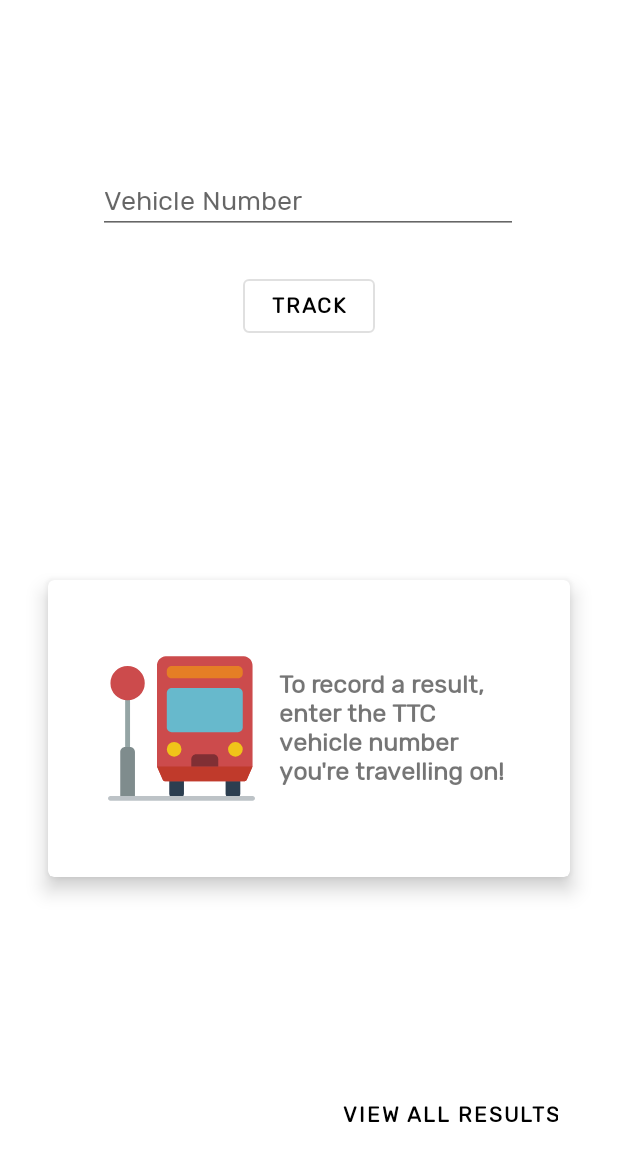
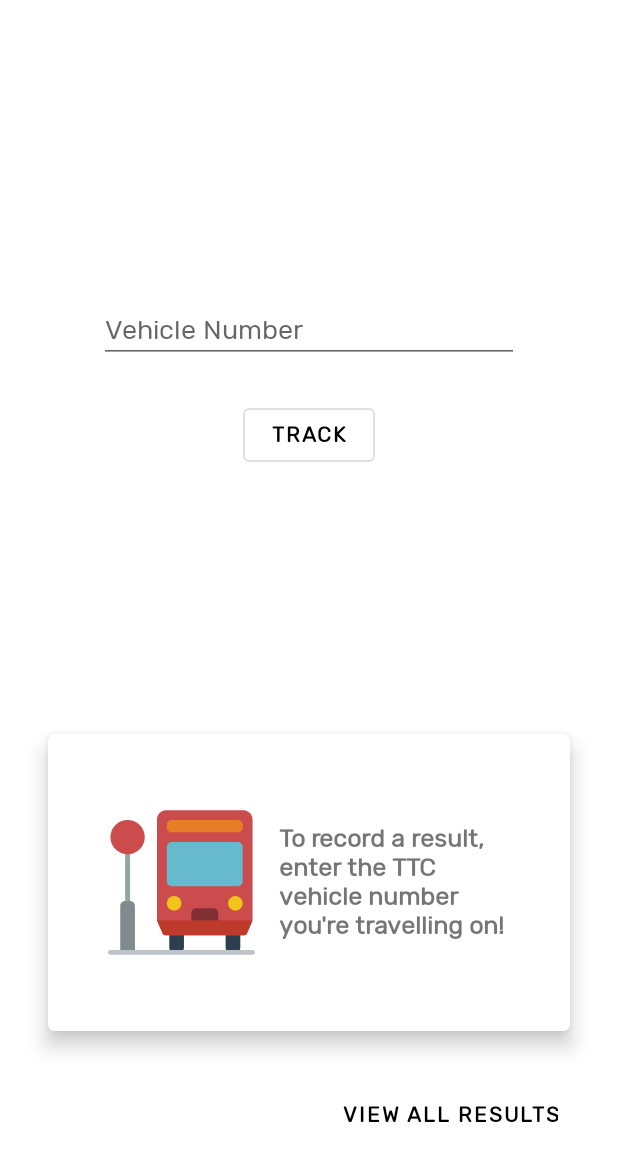
Before and after one commit to voxelpushing/TransitTrack, an Android app: the screen it shows after launch (MainActivity), on a phone screen of 412 x 824 dp, the part 61-1236 px from its top. Run offline under Robolectric (Android 15) with nearby library versions, the phone set to English and light mode, and no system bars; our stand-ins replace RxJava; plain views replace SpinKitView.

Commit message:
Layout cleanup, dependency update

```diff
--- a/app/src/main/java/com/voxelpushing/transittrack/MainActivity.kt
+++ b/app/src/main/java/com/voxelpushing/transittrack/MainActivity.kt
@@ -11,7 +11,7 @@ import android.widget.EditText
 import android.widget.TextView
 import androidx.appcompat.app.AppCompatActivity
 import androidx.lifecycle.Observer
-import androidx.lifecycle.ViewModelProviders
+import androidx.lifecycle.ViewModelProvider
 import com.google.android.material.snackbar.Snackbar
 import com.google.android.material.snackbar.Snackbar.LENGTH_SHORT
 import com.voxelpushing.transittrack.models.ResponseState
@@ -27,17 +27,18 @@ class MainActivity : AppCompatActivity() {
         setContentView(R.layout.activity_main)
 
         // Update UI when results are fetched
-        val model = ViewModelProviders.of(this).get(TrackingViewModel::class.java)
+        val model = ViewModelProvider(this).get(TrackingViewModel::class.java)
         model.getStatus().observe(this, Observer { data ->
             when (data.responseState) {
                 ResponseState.SUCCESS -> data.vehicleStatus?.let {
                     findViewById<View>(R.id.loadingIndicator).visibility = View.GONE
-                    updateCard(it)
+                    updateResultCard(it)
                 }
                 ResponseState.ERROR -> {
                     findViewById<View>(R.id.loadingIndicator).visibility = View.GONE
                     findViewById<View>(R.id.statusDisplay).visibility = View.GONE
-                    Snackbar.make(findViewById(R.id.track_button), R.string.error, LENGTH_SHORT).show()
+                    Snackbar.make(findViewById(R.id.track_button), R.string.error, LENGTH_SHORT)
+                        .show()
                     findViewById<View>(R.id.emptyResult).visibility = View.VISIBLE
                 }
                 ResponseState.LOADING -> {
@@ -81,7 +82,7 @@ class MainActivity : AppCompatActivity() {
         }
     }
 
-    private fun updateCard(vehicleStatus: VehicleStatus) {
+    private fun updateResultCard(vehicleStatus: VehicleStatus) {
         findViewById<View>(R.id.statusDisplay)?.visibility = View.VISIBLE
 
         findViewById<TextView>(R.id.vehicle_number)?.text =
@@ -109,10 +110,7 @@ class MainActivity : AppCompatActivity() {
 
     private fun hideKeyboard() {
         val imm = getSystemService(Activity.INPUT_METHOD_SERVICE) as? InputMethodManager
-        var view = currentFocus
-        if (view == null) {
-            view = View(this)
-        }
+        val view = currentFocus ?: View(this)
         imm?.hideSoftInputFromWindow(view.windowToken, 0)
     }
 }
--- a/app/src/main/java/com/voxelpushing/transittrack/PastResultsListFragment.kt
+++ b/app/src/main/java/com/voxelpushing/transittrack/PastResultsListFragment.kt
@@ -7,7 +7,7 @@ import android.view.ViewGroup
 import android.widget.TextView
 import androidx.fragment.app.Fragment
 import androidx.lifecycle.Observer
-import androidx.lifecycle.ViewModelProviders
+import androidx.lifecycle.ViewModelProvider
 import androidx.recyclerview.widget.LinearLayoutManager
 import androidx.recyclerview.widget.RecyclerView
 import com.voxelpushing.transittrack.models.VehicleStatus
@@ -22,7 +22,11 @@ class PastResultsListFragment : Fragment() {
     private lateinit var recyclerView: RecyclerView
     private lateinit var listAdapter: VehicleStatusListAdapter
 
-    override fun onCreateView(inflater: LayoutInflater, container: ViewGroup?, savedInstanceState: Bundle?): View? {
+    override fun onCreateView(
+        inflater: LayoutInflater,
+        container: ViewGroup?,
+        savedInstanceState: Bundle?
+    ): View? {
         return inflater.inflate(R.layout.fragment_past_results_list, container, false)
     }
 
@@ -39,7 +43,7 @@ class PastResultsListFragment : Fragment() {
 
     override fun onStart() {
         super.onStart()
-        val model = ViewModelProviders.of(activity!!).get(DatabaseViewModel::class.java)
+        val model = ViewModelProvider(activity!!).get(DatabaseViewModel::class.java)
         model.getAllVehicleResults().observe(this, Observer { data ->
             listAdapter.setData(data)
             view?.findViewById<View>(R.id.recyclerView)?.visibility = View.VISIBLE
@@ -52,7 +56,8 @@ class PastResultsListFragment : Fragment() {
         private var data: List<VehicleStatus>? = null
 
         override fun onCreateViewHolder(parent: ViewGroup, viewType: Int): VehicleStatusViewHolder {
-            val view = LayoutInflater.from(context).inflate(R.layout.list_item_vehicle_result_card, parent, false)
+            val view = LayoutInflater.from(context)
+                .inflate(R.layout.list_item_vehicle_result_card, parent, false)
             return VehicleStatusViewHolder(view)
         }
 
@@ -72,7 +77,8 @@ class PastResultsListFragment : Fragment() {
         }
     }
 
-    private inner class VehicleStatusViewHolder(itemView: View) : RecyclerView.ViewHolder(itemView) {
+    private inner class VehicleStatusViewHolder(itemView: View) :
+        RecyclerView.ViewHolder(itemView) {
 
         private val vehicleNumberTV: TextView = itemView.vehicleNumber
         private val timeTV: TextView = itemView.statusTime
--- a/app/src/main/res/layout/activity_main.xml
+++ b/app/src/main/res/layout/activity_main.xml
@@ -1,7 +1,7 @@
 <?xml version="1.0" encoding="utf-8"?>
-<androidx.constraintlayout.widget.ConstraintLayout
-        xmlns:android="http://schemas.android.com/apk/res/android"
-        xmlns:app="http://schemas.android.com/apk/res-auto" xmlns:tools="http://schemas.android.com/tools"
+<androidx.constraintlayout.widget.ConstraintLayout xmlns:android="http://schemas.android.com/apk/res/android"
+        xmlns:app="http://schemas.android.com/apk/res-auto"
+        xmlns:tools="http://schemas.android.com/tools"
         android:layout_width="match_parent"
         android:layout_height="match_parent"
         android:focusable="true"
@@ -10,123 +10,159 @@
 
     <androidx.appcompat.widget.Toolbar
             android:id="@+id/appBar"
+            style="@style/AppbarTheme"
             android:layout_width="match_parent"
-            style="@style/AppbarTheme"
-            android:layout_height="?attr/actionBarSize" app:layout_constraintStart_toStartOf="parent"
-            app:layout_constraintTop_toTopOf="parent" app:layout_constraintEnd_toEndOf="parent">
+            android:layout_height="?attr/actionBarSize"
+            app:layout_constraintEnd_toEndOf="parent"
+            app:layout_constraintStart_toStartOf="parent"
+            app:layout_constraintTop_toTopOf="parent">
 
     </androidx.appcompat.widget.Toolbar>
 
+    <LinearLayout
+            android:layout_width="wrap_content"
+            android:layout_height="wrap_content"
+            android:orientation="vertical"
+            app:layout_constraintBottom_toTopOf="@+id/materialCardView"
+            app:layout_constraintEnd_toEndOf="parent"
+            app:layout_constraintStart_toStartOf="parent"
+            app:layout_constraintTop_toBottomOf="@+id/appBar">
+
         <EditText
+                android:id="@+id/textInput"
                 android:layout_width="280dp"
                 android:layout_height="wrap_content"
-            android:hint="@string/vehicle_number_hint" app:layout_constraintEnd_toEndOf="parent"
-            android:layout_marginEnd="8dp" app:layout_constraintStart_toStartOf="parent"
-            android:layout_marginStart="8dp" android:layout_marginBottom="8dp"
-            app:layout_constraintBottom_toBottomOf="parent" android:layout_marginTop="8dp"
-            app:layout_constraintTop_toTopOf="parent" android:id="@+id/textInput" android:inputType="number"
-            android:importantForAutofill="no" app:layout_constraintHorizontal_bias="0.495"
-            app:layout_constraintVertical_bias="0.19"/>
+                android:layout_marginStart="8dp"
+                android:layout_marginTop="8dp"
+                android:layout_marginEnd="8dp"
+                android:hint="@string/vehicle_number_hint"
+                android:importantForAutofill="no"
+                android:inputType="number" />
 
         <Button
-            android:text="@string/track"
+                android:id="@+id/track_button"
+                style="@style/PrimaryButtonTheme"
                 android:layout_width="wrap_content"
+                android:layout_gravity="center_horizontal"
                 android:layout_height="wrap_content"
-            style="@style/PrimaryButtonTheme"
-            android:id="@+id/track_button" android:layout_marginTop="24dp"
-            app:layout_constraintTop_toBottomOf="@+id/textInput" app:layout_constraintEnd_toEndOf="parent"
-            android:layout_marginEnd="8dp" app:layout_constraintStart_toStartOf="parent"
-            android:layout_marginStart="8dp"/>
+                android:layout_marginStart="8dp"
+                android:layout_marginTop="24dp"
+                android:layout_marginEnd="8dp"
+                android:text="@string/track" />
 
-    <com.google.android.material.card.MaterialCardView android:layout_width="0dp"
+    </LinearLayout>
+
+    <com.google.android.material.card.MaterialCardView
+            android:id="@+id/materialCardView"
+            android:layout_width="0dp"
             android:layout_height="198dp"
+            android:layout_marginStart="@dimen/mtrl_card_margin"
+            android:layout_marginEnd="@dimen/mtrl_card_margin"
+            android:layout_marginBottom="@dimen/mtrl_card_margin"
+            app:cardElevation="8dp"
+            app:layout_constraintBottom_toTopOf="@+id/viewAllResultsButton"
             app:layout_constraintEnd_toEndOf="parent"
-                                                       android:layout_marginEnd="@dimen/mtrl_card_margin"
-                                                       app:layout_constraintStart_toStartOf="parent"
-                                                       android:layout_marginStart="@dimen/mtrl_card_margin"
-                                                       android:layout_marginTop="@dimen/mtrl_card_margin"
-                                                       app:layout_constraintTop_toBottomOf="@+id/track_button"
-                                                       app:cardElevation="8dp"
-                                                       android:layout_marginBottom="8dp"
-                                                       app:layout_constraintBottom_toTopOf="@+id/viewAllResultsButton">
+            app:layout_constraintStart_toStartOf="parent">
 
-        <androidx.constraintlayout.widget.ConstraintLayout android:layout_width="match_parent"
+        <androidx.constraintlayout.widget.ConstraintLayout
+                android:layout_width="match_parent"
                 android:layout_height="match_parent">
 
             <com.github.ybq.android.spinkit.SpinKitView
-                    xmlns:app="http://schemas.android.com/apk/res-auto"
                     android:id="@+id/loadingIndicator"
                     style="@style/SpinKitView.Pulse"
                     android:layout_width="wrap_content"
                     android:layout_height="wrap_content"
+                    android:layout_gravity="center"
                     android:visibility="gone"
-                    android:layout_gravity="center"
-                    app:SpinKit_Color="@color/colorAccent" app:layout_constraintTop_toTopOf="parent"
-                    app:layout_constraintStart_toStartOf="parent" app:layout_constraintEnd_toEndOf="parent"
-                    app:layout_constraintBottom_toBottomOf="parent"/>
+                    app:SpinKit_Color="@color/colorAccent"
+                    app:layout_constraintBottom_toBottomOf="parent"
+                    app:layout_constraintEnd_toEndOf="parent"
+                    app:layout_constraintStart_toStartOf="parent"
+                    app:layout_constraintTop_toTopOf="parent" />
 
             <LinearLayout
                     android:id="@+id/statusDisplay"
                     android:layout_width="0dp"
                     android:layout_height="0dp"
+                    android:layout_marginStart="16dp"
+                    android:layout_marginTop="16dp"
+                    android:layout_marginEnd="16dp"
+                    android:layout_marginBottom="16dp"
+                    android:orientation="vertical"
                     android:visibility="gone"
-                    android:orientation="vertical" app:layout_constraintStart_toStartOf="parent"
-                    app:layout_constraintTop_toTopOf="parent" app:layout_constraintBottom_toBottomOf="parent"
-                    android:layout_marginBottom="16dp" app:layout_constraintEnd_toEndOf="parent"
-                    android:layout_marginEnd="16dp" android:layout_marginTop="16dp" android:layout_marginStart="16dp">
+                    app:layout_constraintBottom_toBottomOf="parent"
+                    app:layout_constraintEnd_toEndOf="parent"
+                    app:layout_constraintStart_toStartOf="parent"
+                    app:layout_constraintTop_toTopOf="parent">
 
                 <TextView
                         android:id="@+id/vehicle_number"
                         android:layout_width="wrap_content"
                         android:layout_height="wrap_content"
                         android:layout_marginTop="12dp"
-                        android:textStyle="bold"
-                        android:textSize="21sp"/>
+                        android:textSize="21sp"
+                        android:textStyle="bold" />
 
-                <TextView android:layout_width="wrap_content" android:layout_height="wrap_content"
+                <TextView
                         android:id="@+id/routeNumber"
-                          android:layout_marginTop="12dp"
-                          style="@style/RouteLozengeTheme"/>
+                        style="@style/RouteLozengeTheme"
+                        android:layout_width="wrap_content"
+                        android:layout_height="wrap_content"
+                        android:layout_marginTop="12dp" />
 
-                <TextView android:layout_width="wrap_content" android:layout_height="wrap_content"
+                <TextView
                         android:id="@+id/routeDesc"
+                        android:layout_width="wrap_content"
+                        android:layout_height="wrap_content"
+                        android:layout_marginTop="16dp"
                         android:textSize="14sp"
-                          android:layout_marginTop="16dp"
-                          app:layout_constraintTop_toBottomOf="@+id/routeNumber"
-                          app:layout_constraintStart_toStartOf="parent"/>
+                        app:layout_constraintStart_toStartOf="parent"
+                        app:layout_constraintTop_toBottomOf="@+id/routeNumber" />
 
-                <TextView android:id="@+id/statusLocation"
+                <TextView
+                        android:id="@+id/statusLocation"
                         android:layout_width="wrap_content"
-                          android:textSize="14sp"
                         android:layout_height="wrap_content"
-                          android:gravity="center_vertical"
                         android:layout_marginTop="12dp"
                         android:drawableStart="@drawable/ic_baseline_location_on_24px"
-                          android:drawablePadding="@dimen/result_card_offset"/>
+                        android:drawablePadding="@dimen/result_card_offset"
+                        android:gravity="center_vertical"
+                        android:textSize="14sp" />
 
             </LinearLayout>
 
-            <LinearLayout android:id="@+id/emptyResult"
-                          android:layout_width="0dp" android:layout_height="0dp"
-                          app:layout_constraintStart_toStartOf="parent" app:layout_constraintTop_toTopOf="parent"
+            <LinearLayout
+                    android:id="@+id/emptyResult"
+                    android:layout_width="0dp"
+                    android:layout_height="0dp"
+                    android:layout_marginStart="40dp"
+                    android:layout_marginTop="50dp"
+                    android:layout_marginEnd="40dp"
+                    android:layout_marginBottom="50dp"
+                    android:orientation="horizontal"
                     app:layout_constraintBottom_toBottomOf="parent"
-                          android:orientation="horizontal"
-                          app:layout_constraintEnd_toEndOf="parent" android:layout_marginTop="50dp"
-                          android:layout_marginBottom="50dp" android:layout_marginStart="40dp"
-                          android:layout_marginEnd="40dp">
+                    app:layout_constraintEnd_toEndOf="parent"
+                    app:layout_constraintStart_toStartOf="parent"
+                    app:layout_constraintTop_toTopOf="parent">
 
-                <ImageView android:layout_width="wrap_content" android:layout_height="match_parent"
+                <ImageView
+                        android:layout_width="wrap_content"
+                        android:layout_height="match_parent"
+                        android:layout_gravity="start"
+                        android:adjustViewBounds="true"
                         android:scaleType="fitCenter"
-                           android:adjustViewBounds="true"
-                           android:src="@drawable/ic_bus_stop" tools:ignore="ContentDescription"
-                           android:layout_gravity="start"/>
+                        android:src="@drawable/ic_bus_stop"
+                        tools:ignore="ContentDescription" />
 
-                <TextView android:layout_marginStart="16dp" android:layout_width="match_parent"
+                <TextView
+                        android:layout_width="match_parent"
                         android:layout_height="match_parent"
+                        android:layout_marginStart="16dp"
                         android:gravity="center_vertical"
+                        android:text="@string/emptyPrompt"
                         android:textStyle="bold"
-                          app:autoSizeTextType="uniform"
-                          android:text="@string/emptyPrompt"/>
+                        app:autoSizeTextType="uniform" />
 
             </LinearLayout>
 
@@ -135,12 +171,14 @@
     </com.google.android.material.card.MaterialCardView>
 
     <Button
-            android:text="@string/view_all_results"
+            android:id="@+id/viewAllResultsButton"
+            style="@style/SecondaryButtonTheme"
             android:layout_width="wrap_content"
             android:layout_height="wrap_content"
-            style="@style/SecondaryButtonTheme"
-            android:id="@+id/viewAllResultsButton" app:layout_constraintEnd_toEndOf="parent"
-            app:layout_constraintBottom_toBottomOf="parent" android:layout_marginBottom="16dp"
-            android:layout_marginEnd="32dp"/>
+            android:layout_marginEnd="32dp"
+            android:layout_marginBottom="16dp"
+            android:text="@string/view_all_results"
+            app:layout_constraintBottom_toBottomOf="parent"
+            app:layout_constraintEnd_toEndOf="parent" />
 
 </androidx.constraintlayout.widget.ConstraintLayout>
--- a/app/src/main/res/layout/list_item_vehicle_result_card.xml
+++ b/app/src/main/res/layout/list_item_vehicle_result_card.xml
@@ -10,8 +10,8 @@
         app:cardElevation="4dp"
         android:layout_width="match_parent">
 
-    <LinearLayout xmlns:android="http://schemas.android.com/apk/res/android"
-                  android:orientation="vertical"
+    <LinearLayout
+            android:orientation="vertical"
                   android:layout_width="match_parent"
                   android:layout_height="match_parent"
                   android:layout_margin="16dp">
--- a/build.gradle
+++ b/build.gradle
@@ -1,14 +1,14 @@
 // Top-level build file where you can add configuration options common to all sub-projects/modules.
 
 buildscript {
-    ext.kotlin_version = '1.3.21'
+    ext.kotlin_version = '1.3.72'
     repositories {
         google()
         jcenter()
 
     }
     dependencies {
-        classpath 'com.android.tools.build:gradle:3.3.1'
+        classpath 'com.android.tools.build:gradle:3.6.3'
         classpath "org.jetbrains.kotlin:kotlin-gradle-plugin:$kotlin_version"
         // NOTE: Do not place your application dependencies here; they belong
         // in the individual module build.gradle files
--- a/gradle.properties
+++ b/gradle.properties
@@ -16,3 +16,5 @@ kotlin.code.style=official
 API_BASE_URL="http://webservices.nextbus.com/service/"
 VEHICLE_LOCATION_URL="publicJSONFeed?command=vehicleLocation"
 ROUTE_CONFIG_URL="publicJSONFeed?command=routeConfig"
+
+android.useAndroidX=true
```
Also changed, not shown: app/build.gradle (+6 -6 lines), gradle/wrapper/gradle-wrapper.properties. Lines whose indentation alone changed are shown as unchanged.
